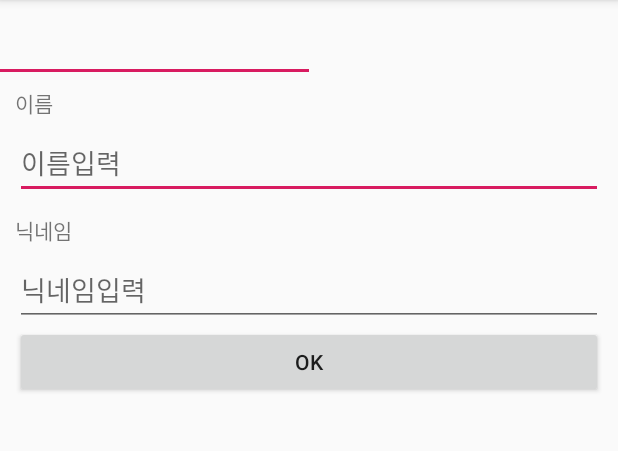
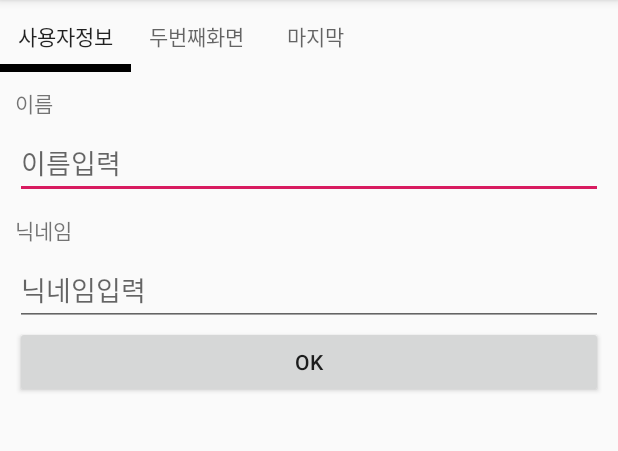
Before and after one commit to gyucode/20191215_03_Fragment, an Android app: the screen it shows after launch (ViewPagingActivity), on a phone screen of 412 x 824 dp, the part 84-535 px from its top. Run offline under Robolectric (Android 15) with nearby library versions, the phone set to English and light mode, and no system bars.

```diff
--- a/app/build.gradle
+++ b/app/build.gradle
@@ -30,7 +30,7 @@ dependencies {
     implementation 'androidx.core:core-ktx:1.1.0'
     implementation 'androidx.constraintlayout:constraintlayout:1.1.3'
     implementation 'com.android.support:design:29.0.2'
-
+    implementation 'no.nordicsemi.android:ble:2.1.1'
     testImplementation 'junit:junit:4.12'
     androidTestImplementation 'androidx.test.ext:junit:1.1.1'
     androidTestImplementation 'androidx.test.espresso:espresso-core:3.2.0'
--- a/app/src/main/java/com/example/a20191215_03_fragment/adapters/MainViewPagerAdapter.kt
+++ b/app/src/main/java/com/example/a20191215_03_fragment/adapters/MainViewPagerAdapter.kt
@@ -7,7 +7,16 @@ import com.example.a20191215_03_fragment.fragments.FirstFragment
 import com.example.a20191215_03_fragment.fragments.SecondFragment
 import com.example.a20191215_03_fragment.fragments.ThirdFragment
 
-class MainViewPagerAdapter (fm:FragmentManager):FragmentPagerAdapter(fm){
+class MainViewPagerAdapter (fm:FragmentManager): FragmentPagerAdapter(fm){
+
+    override fun getPageTitle(position: Int): CharSequence? {
+        return when(position){
+            0 -> {"사용자정보"}
+            1 -> {"두번째화면"}
+            else->{"마지막"}
+        }
+    }
+
     override fun getItem(position: Int): Fragment {
 //        자바문법
 //        if(position == 0){
@@ -24,7 +33,7 @@ class MainViewPagerAdapter (fm:FragmentManager):FragmentPagerAdapter(fm){
     }
 
     override fun getCount(): Int {
-        return 2
+        return 3
     }
 
 }
--- a/app/src/main/res/layout/activity_view_paging.xml
+++ b/app/src/main/res/layout/activity_view_paging.xml
@@ -10,7 +10,10 @@
    <com.google.android.material.tabs.TabLayout
        android:id="@+id/mainTabLayout"
        android:layout_width="match_parent"
-       android:layout_height="wrap_content"/>
+       android:layout_height="wrap_content"
+       app:tabIndicatorColor="#000000"
+       app:tabIndicatorHeight="5dp"
+       app:tabMode="scrollable"/>
 
     <androidx.viewpager.widget.ViewPager
         android:id="@+id/mainViewPager"
```
